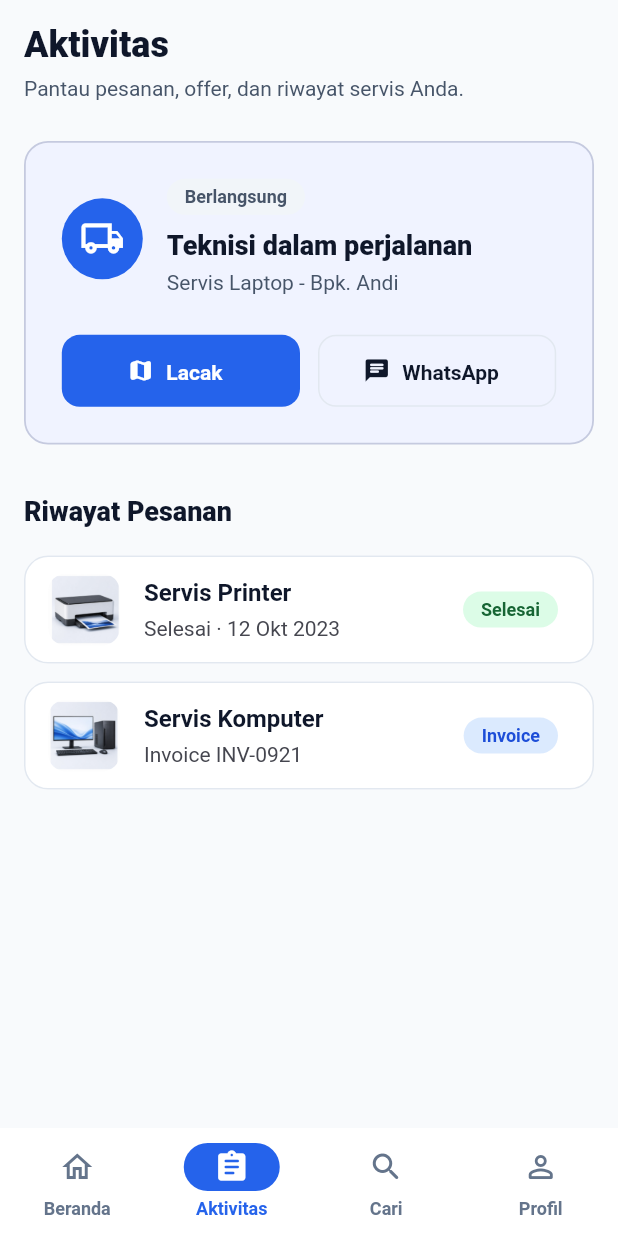
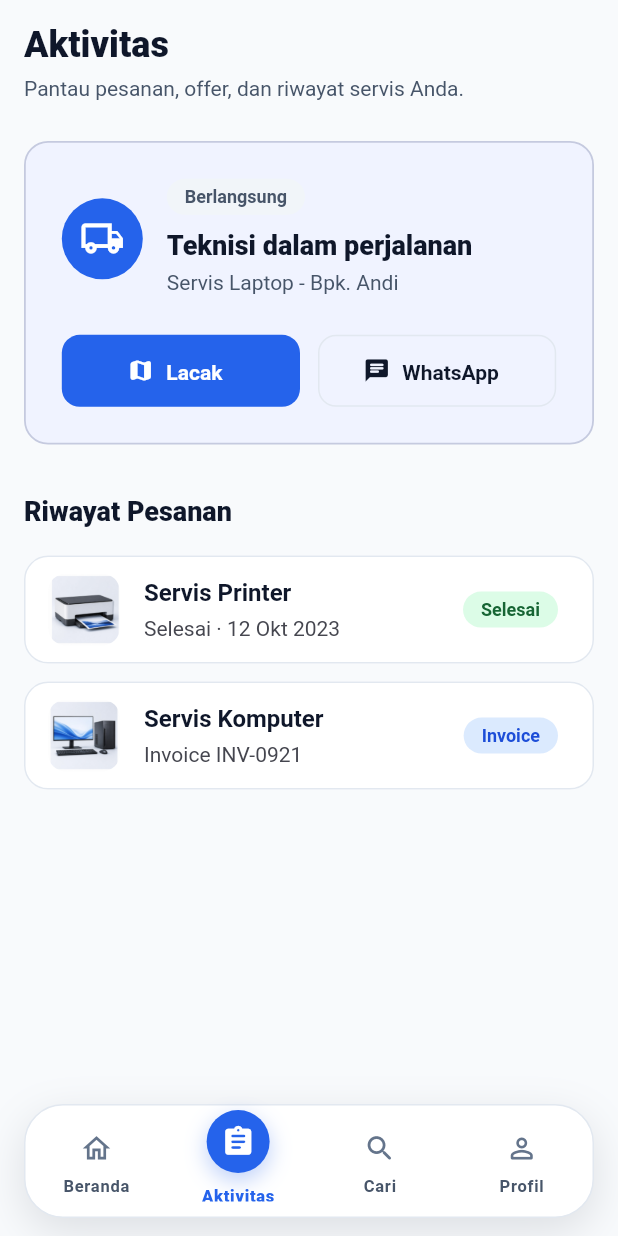
Before and after one commit to sandhypras/SiTeknisi_App, a Flutter app: the CustomerShell screen opened directly, on a phone screen of 412 x 824 dp. Run offline on Flutter 3.47's test engine with Material 3 defaults, Android fonts, the phone set to English and light mode, and no system bars; our stand-ins replace flutter_riverpod, go_router, image_picker, shared_preferences; accounts and stored records are empty.

Commit message:
feat(mobile): refresh persistent customer navigation

```diff
--- a/lib/features/customer/presentation/screens/search_service_screen.dart
+++ b/lib/features/customer/presentation/screens/search_service_screen.dart
@@ -47,6 +47,7 @@ class _SearchServiceScreenState extends ConsumerState<SearchServiceScreen> {
     }).toList();
 
     return CustomerShell(
+      currentIndex: 2,
       child: SafeArea(
         child: ListView(
           padding: const EdgeInsets.all(AppSpacing.screenPadding),
--- a/lib/features/customer/presentation/widgets/customer_shell.dart
+++ b/lib/features/customer/presentation/widgets/customer_shell.dart
@@ -3,6 +3,8 @@ import 'package:go_router/go_router.dart';
 
 import '../../../../core/router/app_router.dart';
 import '../../../../core/theme/app_colors.dart';
+import '../../../../core/theme/app_radius.dart';
+import '../../../../core/theme/app_spacing.dart';
 
 class CustomerShell extends StatelessWidget {
   const CustomerShell({required this.child, super.key, this.currentIndex});
@@ -16,11 +18,14 @@ class CustomerShell extends StatelessWidget {
       body: child,
       bottomNavigationBar: currentIndex == null
           ? null
-          : NavigationBar(
+          : _CustomerBottomNavigation(
               selectedIndex: currentIndex!,
-              backgroundColor: AppColors.surface,
-              indicatorColor: AppColors.primary,
-              onDestinationSelected: (index) {
+              onSelected: (index) => _navigate(context, index),
+            ),
+    );
+  }
+
+  void _navigate(BuildContext context, int index) {
     switch (index) {
       case 0:
         context.go(AppRoutes.customerHome);
@@ -31,42 +36,163 @@ class CustomerShell extends StatelessWidget {
       case 3:
         context.go(AppRoutes.customerProfile);
     }
-              },
-              destinations: const [
-                NavigationDestination(
-                  icon: Icon(Icons.home_outlined),
-                  selectedIcon: Icon(
-                    Icons.home_rounded,
+  }
+}
+
+class _CustomerBottomNavigation extends StatelessWidget {
+  const _CustomerBottomNavigation({
+    required this.selectedIndex,
+    required this.onSelected,
+  });
+
+  final int selectedIndex;
+  final ValueChanged<int> onSelected;
+
+  static const _items = <_NavigationItem>[
+    _NavigationItem(
+      label: 'Beranda',
+      icon: Icons.home_outlined,
+      selectedIcon: Icons.home_rounded,
+    ),
+    _NavigationItem(
+      label: 'Aktivitas',
+      icon: Icons.assignment_outlined,
+      selectedIcon: Icons.assignment_rounded,
+    ),
+    _NavigationItem(
+      label: 'Cari',
+      icon: Icons.search_rounded,
+      selectedIcon: Icons.search_rounded,
+    ),
+    _NavigationItem(
+      label: 'Profil',
+      icon: Icons.person_outline_rounded,
+      selectedIcon: Icons.person_rounded,
+    ),
+  ];
+
+  @override
+  Widget build(BuildContext context) {
+    return ColoredBox(
+      color: Colors.transparent,
+      child: SafeArea(
+        top: false,
+        minimum: const EdgeInsets.fromLTRB(
+          AppSpacing.md,
+          AppSpacing.xs,
+          AppSpacing.md,
+          AppSpacing.sm,
+        ),
+        child: Container(
+          height: 76,
+          decoration: BoxDecoration(
             color: AppColors.surface,
-                  ),
-                  label: 'Beranda',
-                ),
-                NavigationDestination(
-                  icon: Icon(Icons.assignment_outlined),
-                  selectedIcon: Icon(
-                    Icons.assignment_rounded,
-                    color: AppColors.surface,
-                  ),
-                  label: 'Aktivitas',
-                ),
-                NavigationDestination(
-                  icon: Icon(Icons.search_rounded),
-                  selectedIcon: Icon(
-                    Icons.search_rounded,
-                    color: AppColors.surface,
-                  ),
-                  label: 'Cari',
-                ),
-                NavigationDestination(
-                  icon: Icon(Icons.person_outline_rounded),
-                  selectedIcon: Icon(
-                    Icons.person_rounded,
-                    color: AppColors.surface,
-                  ),
-                  label: 'Profil',
+            borderRadius: BorderRadius.circular(26),
+            border: Border.all(color: AppColors.border),
+            boxShadow: [
+              BoxShadow(
+                color: AppColors.textPrimary.withValues(alpha: 0.12),
+                blurRadius: 24,
+                offset: const Offset(0, 9),
               ),
             ],
+          ),
+          child: Row(
+            children: [
+              for (var index = 0; index < _items.length; index++)
+                Expanded(
+                  child: _NavigationButton(
+                    item: _items[index],
+                    selected: selectedIndex == index,
+                    onTap: () => onSelected(index),
+                  ),
+                ),
+            ],
+          ),
+        ),
       ),
     );
   }
 }
+
+class _NavigationButton extends StatelessWidget {
+  const _NavigationButton({
+    required this.item,
+    required this.selected,
+    required this.onTap,
+  });
+
+  final _NavigationItem item;
+  final bool selected;
+  final VoidCallback onTap;
+
+  @override
+  Widget build(BuildContext context) {
+    return Semantics(
+      selected: selected,
+      button: true,
+      label: item.label,
+      child: InkWell(
+        onTap: onTap,
+        borderRadius: AppRadius.large,
+        child: Column(
+          mainAxisAlignment: MainAxisAlignment.center,
+          children: [
+            AnimatedContainer(
+              duration: const Duration(milliseconds: 220),
+              curve: Curves.easeOutCubic,
+              width: selected ? 42 : 32,
+              height: selected ? 42 : 32,
+              transform: Matrix4.translationValues(0, selected ? -7 : 0, 0),
+              decoration: BoxDecoration(
+                color: selected ? AppColors.primary : Colors.transparent,
+                shape: BoxShape.circle,
+                boxShadow: selected
+                    ? [
+                        BoxShadow(
+                          color: AppColors.primary.withValues(alpha: 0.3),
+                          blurRadius: 12,
+                          offset: const Offset(0, 5),
+                        ),
+                      ]
+                    : null,
+              ),
+              child: Icon(
+                selected ? item.selectedIcon : item.icon,
+                size: selected ? 23 : 22,
+                color: selected ? AppColors.surface : AppColors.textMuted,
+              ),
+            ),
+            AnimatedContainer(
+              duration: const Duration(milliseconds: 220),
+              height: selected ? 12 : 17,
+              alignment: Alignment.bottomCenter,
+              child: Text(
+                item.label,
+                maxLines: 1,
+                overflow: TextOverflow.ellipsis,
+                style: Theme.of(context).textTheme.labelSmall?.copyWith(
+                  color: selected ? AppColors.primary : AppColors.textSecondary,
+                  fontSize: 11,
+                  fontWeight: selected ? FontWeight.w900 : FontWeight.w600,
+                ),
+              ),
+            ),
+          ],
+        ),
+      ),
+    );
+  }
+}
+
+class _NavigationItem {
+  const _NavigationItem({
+    required this.label,
+    required this.icon,
+    required this.selectedIcon,
+  });
+
+  final String label;
+  final IconData icon;
+  final IconData selectedIcon;
+}
--- a/lib/features/customer/presentation/widgets/customer_widgets.dart
+++ b/lib/features/customer/presentation/widgets/customer_widgets.dart
@@ -343,11 +343,15 @@ class _MetaPill extends StatelessWidget {
       children: [
         Icon(icon, size: 15, color: AppColors.textMuted),
         const SizedBox(width: AppSpacing.xxs),
-        Text(
-          label,
-          style: Theme.of(
-            context,
-          ).textTheme.labelMedium?.copyWith(color: AppColors.textMuted),
+        Flexible(
+          child: Text(
+            label,
+            maxLines: 1,
+            overflow: TextOverflow.ellipsis,
+            style: Theme.of(
+              context,
+            ).textTheme.labelMedium?.copyWith(color: AppColors.textMuted),
+          ),
         ),
       ],
     );
```
Also changed, not shown: 1 other file. Lines whose indentation alone changed are shown as unchanged.
